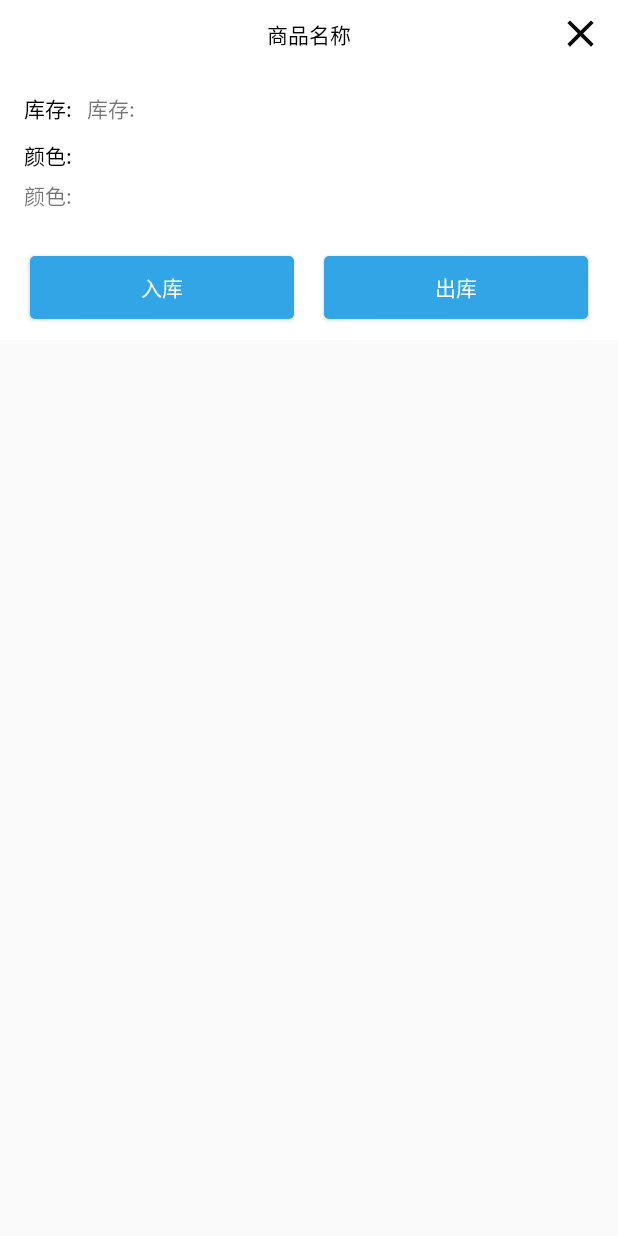
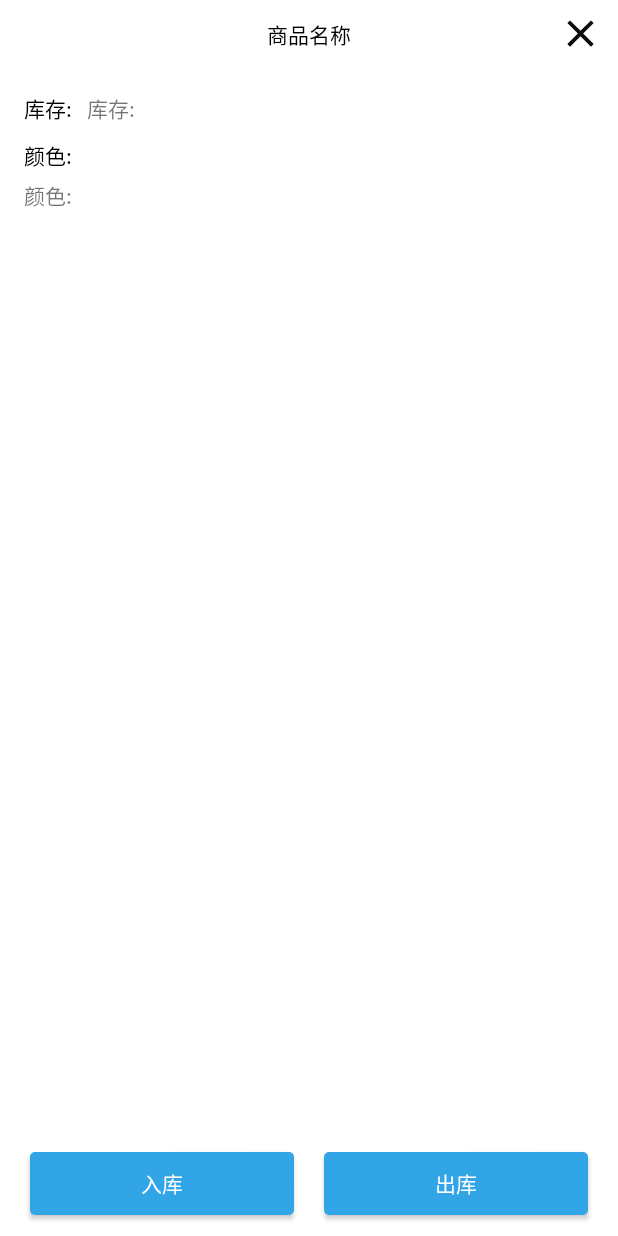
Before and after one commit to Javine1987/WarehouseManage, an Android app: the layout popup_window_layout.xml on its own in the app's theme, with its tools: preview values and no code run, on a phone screen of 412 x 824 dp. Run offline under Robolectric (Android 15) with nearby library versions, the phone set to English and light mode, and no system bars.

Commit message:
库存页新增商品逻辑  商品详情显示格式

```diff
--- a/app/src/main/java/com/k/javine/warehousemanage/utils/CommonUtils.java
+++ b/app/src/main/java/com/k/javine/warehousemanage/utils/CommonUtils.java
@@ -24,6 +24,10 @@ public class CommonUtils {
         return (int) (dp * scale + 0.5f);
     }
 
+    public static int getScreenHeight(Context context) {
+        return context.getResources().getDisplayMetrics().heightPixels;
+    }
+
     public static int getDimension(Context context, int id) {
         return (int) context.getResources().getDimension(id);
     }
--- a/app/src/main/res/layout/popup_window_layout.xml
+++ b/app/src/main/res/layout/popup_window_layout.xml
@@ -1,9 +1,9 @@
 <?xml version="1.0" encoding="utf-8"?>
-<LinearLayout
+<FrameLayout
     xmlns:android="http://schemas.android.com/apk/res/android"
     android:orientation="vertical"
     android:layout_width="match_parent"
-    android:layout_height="wrap_content"
+    android:layout_height="match_parent"
     android:background="@color/white">
 
     <RelativeLayout
@@ -33,6 +33,12 @@
 
     </RelativeLayout>
 
+    <ScrollView
+        android:layout_width="match_parent"
+        android:layout_height="match_parent"
+        android:layout_marginTop="45dp"
+        android:layout_marginBottom="70dp">
+
         <RelativeLayout
             android:layout_width="match_parent"
             android:layout_height="wrap_content"
@@ -42,16 +48,16 @@
                 android:id="@+id/label_one"
                 android:layout_width="wrap_content"
                 android:layout_height="wrap_content"
-            android:textColor="@color/black"
-            android:text="库存:"/>
+                android:text="库存:"
+                android:textColor="@color/black" />
 
             <TextView
                 android:id="@+id/tv_totle"
                 android:layout_width="wrap_content"
                 android:layout_height="wrap_content"
+                android:layout_marginLeft="10dp"
                 android:layout_toRightOf="@id/label_one"
-            android:layout_marginLeft="10dp"
-            android:text="库存: "/>
+                android:text="库存: " />
 
             <TextView
                 android:id="@+id/label_two"
@@ -59,8 +65,8 @@
                 android:layout_height="wrap_content"
                 android:layout_below="@id/label_one"
                 android:layout_marginTop="10dp"
-            android:textColor="@color/black"
-            android:text="颜色: "/>
+                android:text="颜色: "
+                android:textColor="@color/black" />
 
             <TextView
                 android:id="@+id/tv_color"
@@ -68,9 +74,11 @@
                 android:layout_height="wrap_content"
                 android:layout_below="@id/label_two"
                 android:layout_marginTop="5dp"
-            android:text="颜色: "/>
+                android:text="颜色: " />
 
         </RelativeLayout>
+
+    </ScrollView>
 
     <LinearLayout
         android:layout_width="match_parent"
@@ -101,4 +109,4 @@
             android:text="出库" />
     </LinearLayout>
 
-</LinearLayout>
+</FrameLayout>
```
Also changed, not shown: app/src/main/java/com/k/javine/warehousemanage/AddProductActivity.java (+12 -0 lines), app/src/main/java/com/k/javine/warehousemanage/StockActivity.java (+7 -2 lines), app/src/main/java/com/k/javine/warehousemanage/data/DataManager.java (+13 -0 lines), app/src/main/java/com/k/javine/warehousemanage/data/StockItem.java (+32 -8 lines). Lines whose indentation alone changed are shown as unchanged.
